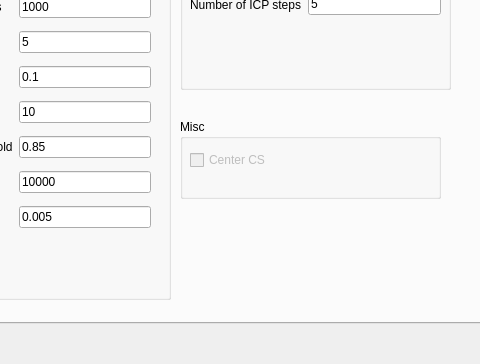
First picture: the form in params.ui, repository jonabalzer/yas, before the edit; both pictures show x 162 to 642 and y 87 to 451 of the 752 by 451 pixel window.
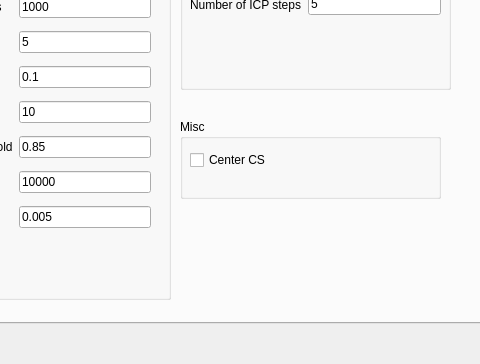
Second picture: the form after the edit.

The edit to the form file:
```diff
--- a/params.ui
+++ b/params.ui
@@ -664,7 +664,7 @@
      </property>
      <widget class="QCheckBox" name="centerCheckBox">
       <property name="enabled">
-       <bool>false</bool>
+       <bool>true</bool>
       </property>
       <property name="geometry">
        <rect>
@@ -677,6 +677,9 @@
       <property name="text">
        <string>Center CS</string>
       </property>
+      <property name="checkable">
+       <bool>true</bool>
+      </property>
       <property name="checked">
        <bool>false</bool>
       </property>
```
